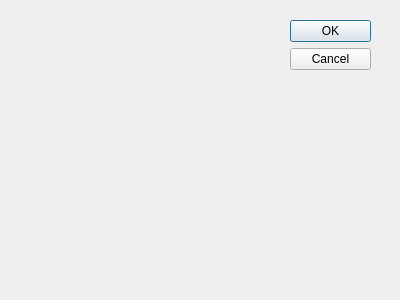
Before: the Qt Designer form april/AprilDream/gui/newactordlg.ui in TNick/april, drawn with Qt 5.
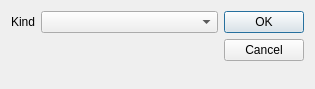
After: the same form once the commit is applied.

Commit message: Add actor dialog implemented - closes #28

Patch:
```diff
--- a/april/AprilDream/gui/newactordlg.ui
+++ b/april/AprilDream/gui/newactordlg.ui
@@ -8,22 +8,30 @@
    <rect>
     <x>0</x>
     <y>0</y>
-    <width>400</width>
-    <height>300</height>
+    <width>315</width>
+    <height>89</height>
    </rect>
   </property>
   <property name="windowTitle">
    <string>Dialog</string>
   </property>
+  <layout class="QHBoxLayout" name="horizontalLayout">
+   <item>
+    <layout class="QFormLayout" name="formLayout">
+     <item row="0" column="0">
+      <widget class="QLabel" name="label">
+       <property name="text">
+        <string>Kind</string>
+       </property>
+      </widget>
+     </item>
+     <item row="0" column="1">
+      <widget class="QComboBox" name="cb_kinds"/>
+     </item>
+    </layout>
+   </item>
+   <item>
   <widget class="QDialogButtonBox" name="buttonBox">
-   <property name="geometry">
-    <rect>
-     <x>290</x>
-     <y>20</y>
-     <width>81</width>
-     <height>241</height>
-    </rect>
-   </property>
    <property name="orientation">
     <enum>Qt::Vertical</enum>
    </property>
@@ -31,6 +39,8 @@
     <set>QDialogButtonBox::Cancel|QDialogButtonBox::Ok</set>
    </property>
   </widget>
+   </item>
+  </layout>
  </widget>
  <pixmapfunction/>
  <resources/>
```
Left out of the diff: 7 changed lines with no effect on the pictures. Lines whose indentation alone changed are shown as unchanged. The commit also changes 5 other files.
